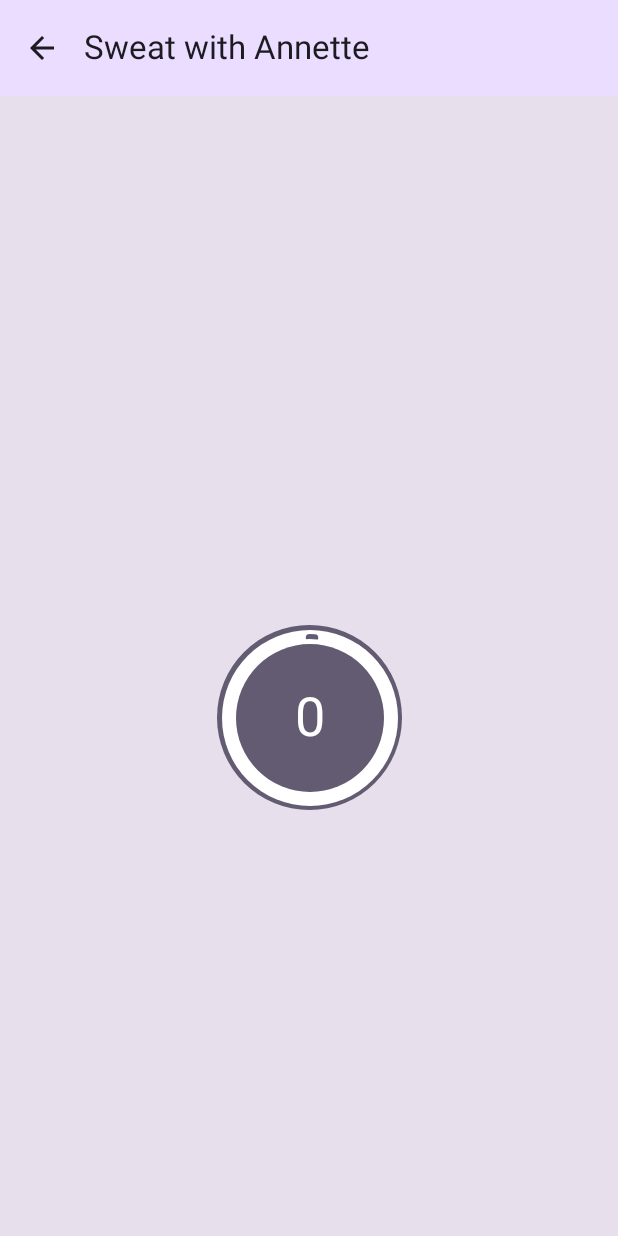
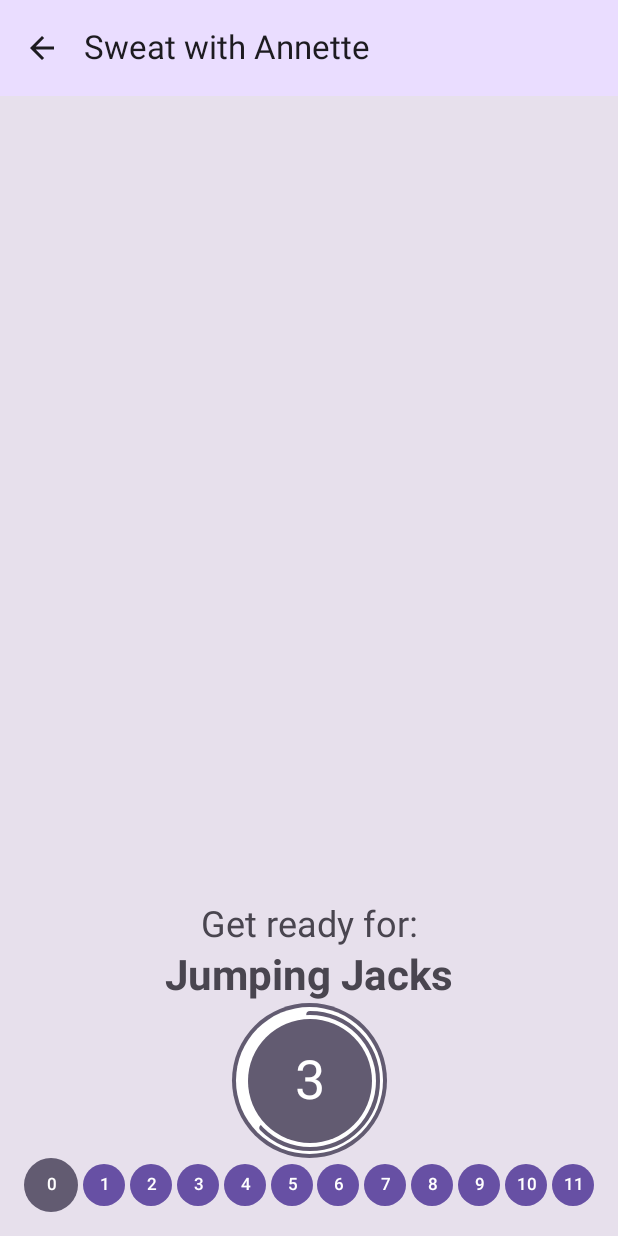
Before and after one commit to srseibs/Sweat-With-Annette, an Android app built with Jetpack Compose: the screen it shows after launch (MainActivity), after a tap on "Start", on a phone screen of 412 x 824 dp. Run offline under Robolectric (Android 15) with nearby library versions, the phone set to English and light mode, and no system bars; our stand-ins replace Dagger/Hilt's generated code.

Commit message:
Injecting the TTS and Sound is hard to control with lifecycle. It is easier to let ViewModel own the instances.

```diff
--- a/app/build.gradle
+++ b/app/build.gradle
@@ -75,6 +75,7 @@ dependencies {
     debugImplementation("androidx.compose.ui:ui-test-manifest")
 
     // ... these are not included in compose BOM
+    implementation("androidx.lifecycle:lifecycle-viewmodel-ktx:2.5.1")
     implementation("androidx.lifecycle:lifecycle-viewmodel-compose:2.5.1")
     implementation 'androidx.activity:activity-compose:1.6.1'
     implementation "androidx.navigation:navigation-compose:2.5.3"
--- a/app/src/main/java/com/sailinghawklabs/exercisetime/di/SoundPlayerModule.kt
+++ /dev/null
@@ -1,20 +0,0 @@
-package com.sailinghawklabs.exercisetime.di
-
-import android.content.Context
-import com.sailinghawklabs.exercisetime.util.SoundPlayer
-import dagger.Module
-import dagger.Provides
-import dagger.hilt.InstallIn
-import dagger.hilt.android.qualifiers.ApplicationContext
-import dagger.hilt.components.SingletonComponent
-import javax.inject.Singleton
-
-@Module
-@InstallIn(SingletonComponent::class)
-class SoundPlayerModule {
-
-    @Provides
-    @Singleton
-    fun provideSoundPlayer(@ApplicationContext context: Context) =
-        SoundPlayer(context = context)
-}
--- a/app/src/main/java/com/sailinghawklabs/exercisetime/di/TextToSpeechModule.kt
+++ /dev/null
@@ -1,33 +0,0 @@
-package com.sailinghawklabs.exercisetime.di
-
-import android.content.Context
-import android.speech.tts.TextToSpeech
-import dagger.Module
-import dagger.Provides
-import dagger.hilt.InstallIn
-import dagger.hilt.android.qualifiers.ApplicationContext
-import dagger.hilt.components.SingletonComponent
-import kotlinx.coroutines.flow.MutableStateFlow
-import javax.inject.Singleton
-
-@Module
-@InstallIn(SingletonComponent::class)
-class TextToSpeechModule {
-    @Singleton
-    @Provides
-    fun provideTextToSpeech(@ApplicationContext context: Context) =
-        TextToSpeechWithInit(context)
-}
-
-
-class TextToSpeechWithInit(context: Context) {
-    var initializedFlow = MutableStateFlow(false)
-        private set
-
-    var textToSpeech = TextToSpeech(context) { status ->
-        if (status != TextToSpeech.SUCCESS) {
-            throw Exception("Text to Speech failed to initialize and returned status: $status")
-        }
-        initializedFlow.value = true
-    }
-}
--- a/app/src/main/java/com/sailinghawklabs/exercisetime/screens/exerciseScreen/ExerciseScreen.kt
+++ b/app/src/main/java/com/sailinghawklabs/exercisetime/screens/exerciseScreen/ExerciseScreen.kt
@@ -21,19 +21,22 @@ import androidx.compose.material3.Text
 import androidx.compose.material3.TopAppBar
 import androidx.compose.material3.TopAppBarDefaults
 import androidx.compose.runtime.Composable
+import androidx.compose.runtime.LaunchedEffect
 import androidx.compose.ui.Alignment
 import androidx.compose.ui.Modifier
 import androidx.compose.ui.layout.ContentScale
+import androidx.compose.ui.platform.LocalContext
 import androidx.compose.ui.res.painterResource
 import androidx.compose.ui.text.font.FontWeight
 import androidx.compose.ui.text.style.TextAlign
 import androidx.compose.ui.tooling.preview.Preview
 import androidx.compose.ui.unit.dp
 import androidx.hilt.navigation.compose.hiltViewModel
-import androidx.lifecycle.viewmodel.compose.viewModel
 import com.sailinghawklabs.exercisetime.R
 import com.sailinghawklabs.exercisetime.screens.exerciseScreen.components.CircularProgress
+import com.sailinghawklabs.exercisetime.screens.exerciseScreen.components.NumberedProgressIndicator
 import com.sailinghawklabs.exercisetime.ui.theme.ExerciseTimeTheme
+import com.sailinghawklabs.exercisetime.util.DefaultExerciseList
 import kotlin.time.Duration
 import kotlin.time.Duration.Companion.seconds
 
@@ -45,6 +48,19 @@ fun ExerciseScreen(
 ) {
 
     val elapsedTime = viewModel.elapsedTime
+    val context = LocalContext.current
+
+    LaunchedEffect(key1 = viewModel.spokenPrompt) {
+        viewModel.textToSpeech(context, viewModel.spokenPrompt)
+    }
+
+    LaunchedEffect(key1 = viewModel.playSound) {
+        viewModel.playSound?.let {
+            viewModel.playSound(
+                context.resources.openRawResourceFd(it),
+            )
+        }
+    }
 
     ExerciseScreenContent(
         modifier = modifier,
@@ -53,8 +69,9 @@ fun ExerciseScreen(
         imageId = viewModel.exerciseImageId,
         textPrompt = viewModel.textPrompt,
         textValue = viewModel.textValue,
-        exerciseState = viewModel.exerciseState,
         timeDuration = viewModel.timeDuration.value,
+        numExercises = viewModel.exerciseList.size,
+        exercisesComplete = viewModel.exercisesComplete
     )
 }
 
@@ -68,7 +85,8 @@ fun ExerciseScreenContent(
     @DrawableRes imageId: Int?,
     textPrompt: String,
     textValue: String,
-    exerciseState: ExerciseState,
+    numExercises: Int,
+    exercisesComplete: Int,
 ) {
 
     Scaffold(
@@ -102,7 +120,12 @@ fun ExerciseScreenContent(
                 .fillMaxSize()
                 .background(MaterialTheme.colorScheme.surfaceVariant),
             horizontalAlignment = Alignment.CenterHorizontally,
-            verticalArrangement = Arrangement.Center,
+            verticalArrangement = Arrangement.Bottom,
+        ) {
+
+            Column(
+                horizontalAlignment = Alignment.CenterHorizontally,
+                verticalArrangement = Arrangement.SpaceBetween,
             ) {
 
                 imageId?.let {
@@ -129,21 +152,25 @@ fun ExerciseScreenContent(
                     style = MaterialTheme.typography.headlineMedium,
                     fontWeight = FontWeight.Bold,
                 )
-            Spacer(modifier = Modifier.size(16.dp))
                 CircularProgress(
                     textStyle = MaterialTheme.typography.displaySmall,
-                modifier = Modifier.fillMaxWidth(0.3f),
+                    modifier = Modifier.fillMaxWidth(0.25f),
                     remainingTimeInMillis = timeDuration.inWholeMilliseconds - elapsedTime.inWholeMilliseconds,
                     maxTimeTimeInMillis = timeDuration.inWholeMilliseconds,
                 )
+
+                NumberedProgressIndicator(
+                    numExercises = numExercises,
+                    activeExerciseIndex = exercisesComplete,
+                )
                 Spacer(modifier = Modifier.size(16.dp))
-
 
             }
 
-
         }
     }
+}
+
 
 @Preview
 @Composable
@@ -156,7 +183,8 @@ fun ExerciseScreenPreview() {
             elapsedTime = 10.seconds,
             timeDuration = 15.seconds,
             imageId = R.drawable.ic_side_plank,
-            exerciseState = ExerciseState.Resting,
+            numExercises = DefaultExerciseList.size,
+            exercisesComplete = 2,
         )
     }
 }
--- a/app/src/main/java/com/sailinghawklabs/exercisetime/screens/exerciseScreen/ExerciseViewModel.kt
+++ b/app/src/main/java/com/sailinghawklabs/exercisetime/screens/exerciseScreen/ExerciseViewModel.kt
@@ -1,20 +1,26 @@
 package com.sailinghawklabs.exercisetime.screens.exerciseScreen
 
+import android.content.Context
+import android.content.res.AssetFileDescriptor
+import android.media.MediaPlayer
 import android.speech.tts.TextToSpeech
+import android.util.Log
 import androidx.compose.runtime.MutableState
 import androidx.compose.runtime.getValue
 import androidx.compose.runtime.mutableStateOf
 import androidx.compose.runtime.setValue
+import androidx.lifecycle.DefaultLifecycleObserver
+import androidx.lifecycle.LifecycleOwner
 import androidx.lifecycle.ViewModel
 import androidx.lifecycle.viewModelScope
 import com.sailinghawklabs.exercisetime.R
-import com.sailinghawklabs.exercisetime.di.TextToSpeechWithInit
 import com.sailinghawklabs.exercisetime.model.Exercise
 import com.sailinghawklabs.exercisetime.screens.exerciseScreen.components.ExerciseTimer
 import com.sailinghawklabs.exercisetime.util.DefaultExerciseList
-import com.sailinghawklabs.exercisetime.util.SoundPlayer
 import dagger.hilt.android.lifecycle.HiltViewModel
 import kotlinx.coroutines.launch
+import java.io.Closeable
+import java.util.*
 import javax.inject.Inject
 import kotlin.time.Duration
 import kotlin.time.Duration.Companion.milliseconds
@@ -22,15 +28,53 @@ import kotlin.time.Duration.Companion.seconds
 
 @HiltViewModel
 class ExerciseViewModel @Inject constructor(
-    private val tts: TextToSpeechWithInit,
-    private var soundPlayer: SoundPlayer,
-) : ViewModel() {
+//    private val tts: TextToSpeechWithInit,
+//    private var soundPlayer: SoundPlayer,
+) : ViewModel(), DefaultLifecycleObserver {
 
     companion object {
         private const val debug = true
         val REST_TIME: Duration = if (debug) 5.seconds else 10.seconds
         val EXERCISE_TIME: Duration = if (debug) 6.seconds else 12.seconds
         val TIMER_INTERVAL: Duration = 200.milliseconds
+    }
+
+    // MediaPlayer
+    private var mediaPlayer = MediaPlayer().apply {
+        setOnPreparedListener { start() }
+        setOnCompletionListener { reset() }
+    }
+
+    fun playSound(assetFileDescriptor: AssetFileDescriptor) {
+        mediaPlayer.run {
+            reset()
+            setDataSource(
+                assetFileDescriptor.fileDescriptor,
+                assetFileDescriptor.startOffset,
+                assetFileDescriptor.declaredLength
+            )
+            prepareAsync()
+        }
+    }
+
+    // TextToSpeech
+    private var textToSpeech: TextToSpeech? = null
+    fun textToSpeech(context: Context, text: String) {
+        textToSpeech = TextToSpeech(context) {
+            if (it == TextToSpeech.SUCCESS) {
+                textToSpeech?.let { txtToSpeech ->
+                    txtToSpeech.language = Locale.US
+                    txtToSpeech.setSpeechRate(1.0f)
+                    txtToSpeech.speak(
+                        text,
+                        TextToSpeech.QUEUE_FLUSH,
+                        null,
+                        null
+                    )
+
+                }
+            }
+        }
     }
 
     // timer setup .......................................
@@ -50,7 +94,7 @@ class ExerciseViewModel @Inject constructor(
     }
 
     // observable states
-    private var exerciseList: List<Exercise> by mutableStateOf(emptyList())
+    var exerciseList: List<Exercise> by mutableStateOf(emptyList())
 
     var exerciseState: ExerciseState by mutableStateOf(ExerciseState.None)
         private set
@@ -64,7 +108,13 @@ class ExerciseViewModel @Inject constructor(
     var textValue by mutableStateOf("")
         private set
 
-    var exercisesComplete: Int by mutableStateOf(0)
+    var spokenPrompt by mutableStateOf("")
+        private set
+
+    var playSound: Int? by mutableStateOf(null)
+        private set
+
+    var exercisesComplete by mutableStateOf(0)
         private set
 
     private var activeExercise: Exercise? = null
@@ -72,29 +122,9 @@ class ExerciseViewModel @Inject constructor(
     val elapsedTime: MutableState<Duration> = exerciseTimer.elapsedTime
     val timeDuration: MutableState<Duration> = exerciseTimer.timerDuration
 
-    private fun startUI() {
-
-        // don't start until the TextToSpeech is ready
-        viewModelScope.launch {
-            tts.initializedFlow.collect {
-                if (it) {
-                    startSequence()
-                }
-            }
-        }
-    }
-
-    private fun startSequence() {
-        getExerciseList()
-    }
-
     private fun resetState() {
         exerciseState = ExerciseState.None
         exercisesComplete = 0
-    }
-
-    private fun speak(string: String) {
-        tts.textToSpeech.speak(string, TextToSpeech.QUEUE_FLUSH, null, "")
     }
 
     private fun advanceToNextState() {
@@ -115,12 +145,11 @@ class ExerciseViewModel @Inject constructor(
                 ExerciseState.Exercising
             }
         }
-
         setupState(exerciseState)
     }
 
-
     private fun setupState(newState: ExerciseState) {
+        Log.d("ExerciseViewModel", "setupState: #complete $exercisesComplete")
 
         when (newState) {
             ExerciseState.None -> {}
@@ -131,31 +160,30 @@ class ExerciseViewModel @Inject constructor(
                 exerciseImageId = null
                 textPrompt = "Get ready for:"
                 textValue = activeExercise!!.name
-                speak("Get ready for ${activeExercise!!.name}")
+                spokenPrompt = "Get ready for ${activeExercise!!.name}"
                 startTimer(REST_TIME, TIMER_INTERVAL)
             }
 
             ExerciseState.Exercising -> {
+                playSound = null
                 exerciseImageId = activeExercise!!.imageResourceId
                 textPrompt = "Workout:"
                 textValue = activeExercise!!.name
                 startTimer(EXERCISE_TIME, TIMER_INTERVAL)
-                speak(activeExercise!!.name)
+                spokenPrompt = activeExercise!!.name
             }
 
             ExerciseState.Resting -> {
-                soundPlayer.playSound(R.raw.start)
-
+                playSound = R.raw.start
                 activeExercise = exerciseList[exercisesComplete]
                 exerciseImageId = null
                 textPrompt = "Get ready for:"
                 textValue = activeExercise!!.name
-                speak("Get ready for ${activeExercise!!.name}")
+                spokenPrompt = "Get ready for ${activeExercise!!.name}"
                 startTimer(REST_TIME, TIMER_INTERVAL)
             }
         }
     }
-
 
     private fun getExerciseList() {
         // repository.getExerciseList() eventually
@@ -166,13 +194,44 @@ class ExerciseViewModel @Inject constructor(
         }
     }
 
+    fun stopBackground() {
+        Log.d("ExerciseViewModel", "stopBackground")
+        cancelTimer()
+        textToSpeech?.stop()
+        textToSpeech?.shutdown()
+        resetState()
+    }
+
     override fun onCleared() {
+        Log.d("ExerciseViewModel", "onCleared")
+        stopBackground()
         super.onCleared()
-        cancelTimer()
-        tts.textToSpeech.stop()
+
+    }
+
+    override fun onPause(owner: LifecycleOwner) {
+        super.onPause(owner)
+        Log.d("ExerciseViewModel", "onPause")
+        stopBackground()
+    }
+
+    override fun onStop(owner: LifecycleOwner) {
+        super.onStop(owner)
+        Log.d("ExerciseViewModel", "onStop")
+    }
+
+    override fun onDestroy(owner: LifecycleOwner) {
+        super.onDestroy(owner)
+        Log.d("ExerciseViewModel", "onDestroy")
+    }
+
+    override fun addCloseable(closeable: Closeable) {
+        super.addCloseable(closeable)
     }
 
     init {
-        startUI()
+        getExerciseList()
     }
+
+
 }
--- /dev/null
+++ b/app/src/main/java/com/sailinghawklabs/exercisetime/screens/exerciseScreen/components/NumberedProgressIndicator.kt
@@ -0,0 +1,81 @@
+package com.sailinghawklabs.exercisetime.screens.exerciseScreen.components
+
+import android.util.Log
+import androidx.compose.foundation.background
+import androidx.compose.foundation.layout.Arrangement
+import androidx.compose.foundation.layout.Box
+import androidx.compose.foundation.layout.fillMaxWidth
+import androidx.compose.foundation.layout.padding
+import androidx.compose.foundation.layout.size
+import androidx.compose.foundation.lazy.LazyRow
+import androidx.compose.foundation.shape.CircleShape
+import androidx.compose.material3.MaterialTheme
+import androidx.compose.material3.Text
+import androidx.compose.material3.contentColorFor
+import androidx.compose.runtime.Composable
+import androidx.compose.runtime.remember
+import androidx.compose.ui.Alignment
+import androidx.compose.ui.Modifier
+import androidx.compose.ui.draw.clip
+import androidx.compose.ui.graphics.Color
+import androidx.compose.ui.text.style.TextAlign
+import androidx.compose.ui.tooling.preview.Preview
+import androidx.compose.ui.unit.dp
+import com.sailinghawklabs.exercisetime.ui.theme.ExerciseTimeTheme
+
+@Composable
+fun NumberedProgressIndicator(
+    modifier: Modifier = Modifier,
+    activeExerciseIndex: Int,
+    numExercises: Int,
+    upcomingColor:Color = MaterialTheme.colorScheme.primary,
+    doneColor: Color = MaterialTheme.colorScheme.secondary,
+) {
+    Log.d("NumberedProgressIndicator", "NumberedProgressIndicator: $activeExerciseIndex of $numExercises")
+
+    LazyRow(
+        modifier = modifier
+            .fillMaxWidth()
+            .padding(horizontal = 16.dp),
+        horizontalArrangement = Arrangement.SpaceBetween,
+        verticalAlignment = Alignment.CenterVertically,
+    ) {
+        items(count = numExercises) { index->
+
+             val backgroundColor =
+                if (index > activeExerciseIndex) upcomingColor else doneColor
+
+
+            val dotSize =
+                if (index == activeExerciseIndex) 36.dp else 28.dp
+
+
+            Box(
+                contentAlignment = Alignment.Center,
+                modifier = Modifier
+                    .size(dotSize)
+                    .clip(CircleShape)
+                    .background(backgroundColor)
+            ) {
+                Text(
+                    text = index.toString(),
+                    style = MaterialTheme.typography.labelSmall,
+                    textAlign = TextAlign.Center,
+                    color = MaterialTheme.colorScheme.contentColorFor(backgroundColor)
+                )
+            }
+        }
+    }
+}
+
+
+@Preview(showSystemUi = true)
+@Composable
+fun ExerciseProgressIndicatorPreview() {
+    ExerciseTimeTheme {
+        NumberedProgressIndicator(
+            activeExerciseIndex = 3,
+            numExercises = 12,
+        )
+    }
+}
```
Lines whose indentation alone changed are shown as unchanged.
